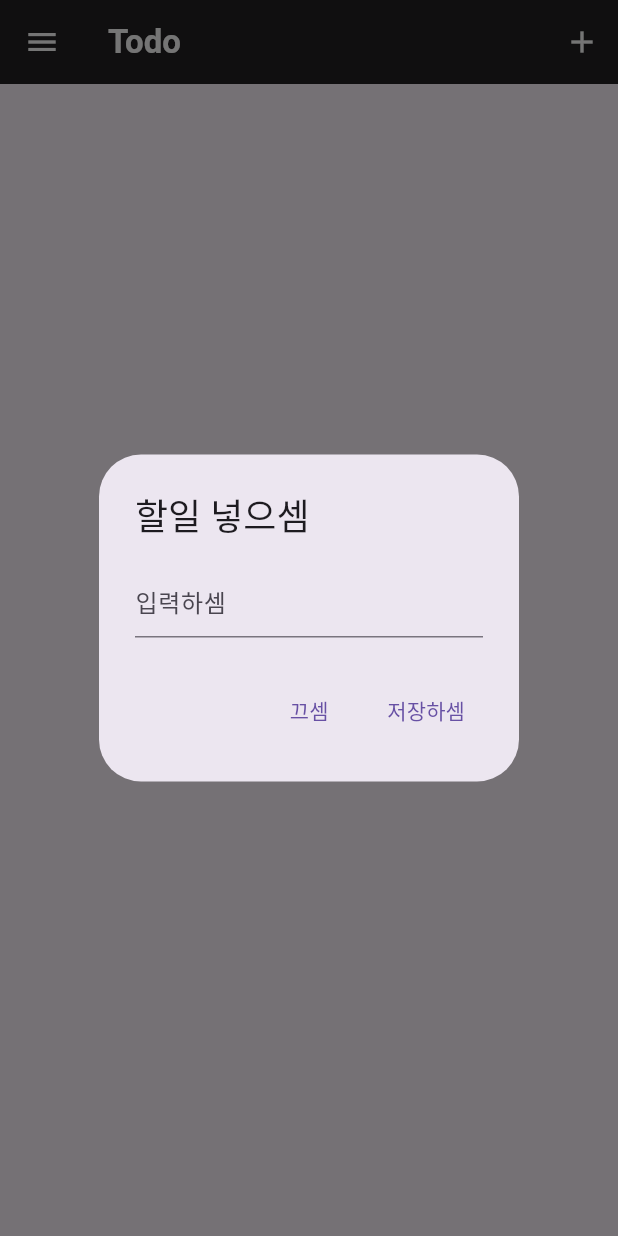
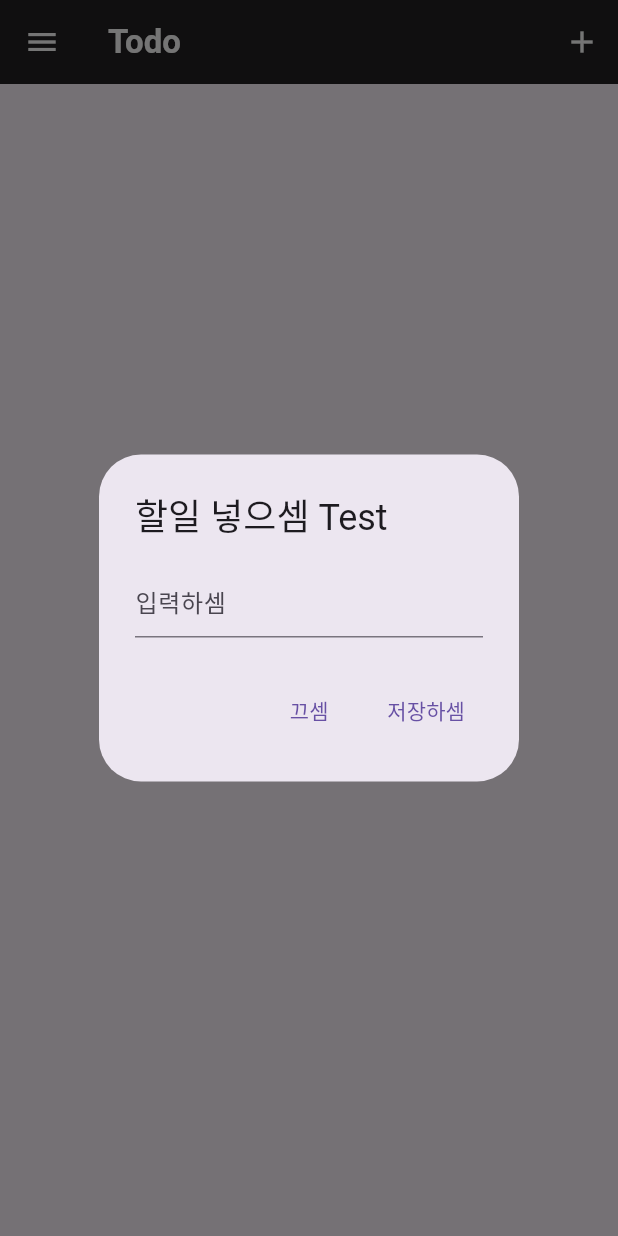
Before and after one commit to daechu5657/Todo-App, a Flutter app: the screen it shows after launch, after a tap on the "add" icon, on a phone screen of 412 x 824 dp. Run offline on Flutter 3.47's test engine with Material 3 defaults, Android fonts, the phone set to English and light mode, and no system bars; Roboto replaces fonts that are missing (Pretendard).

Commit message:
commit test:

```diff
--- a/lib/main.dart
+++ b/lib/main.dart
@@ -112,7 +112,7 @@ class TodoScreenState extends State<TodoScreen> {
       context: context,
       builder: (BuildContext context) {
         return AlertDialog(
-          title: const Text('할일 넣으셈'),
+          title: const Text('할일 넣으셈 Test'),
           content: TextField(
             controller: textController,
             onChanged: (value) {},
```
